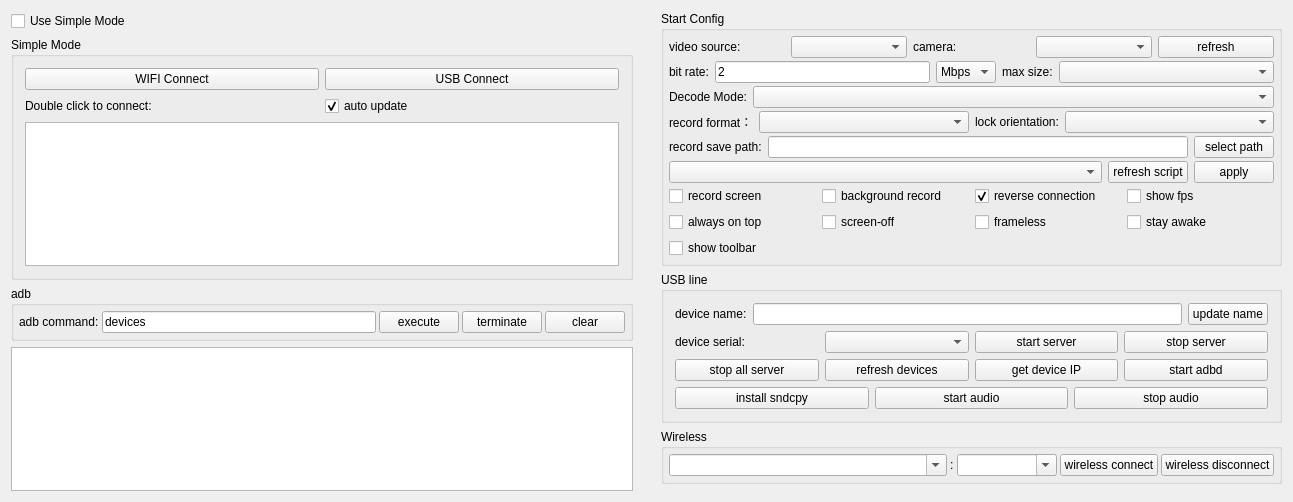
find-xposed-magisk/scrcpy, file QtScrcpy/ui/dialog.ui: the form before one commit.
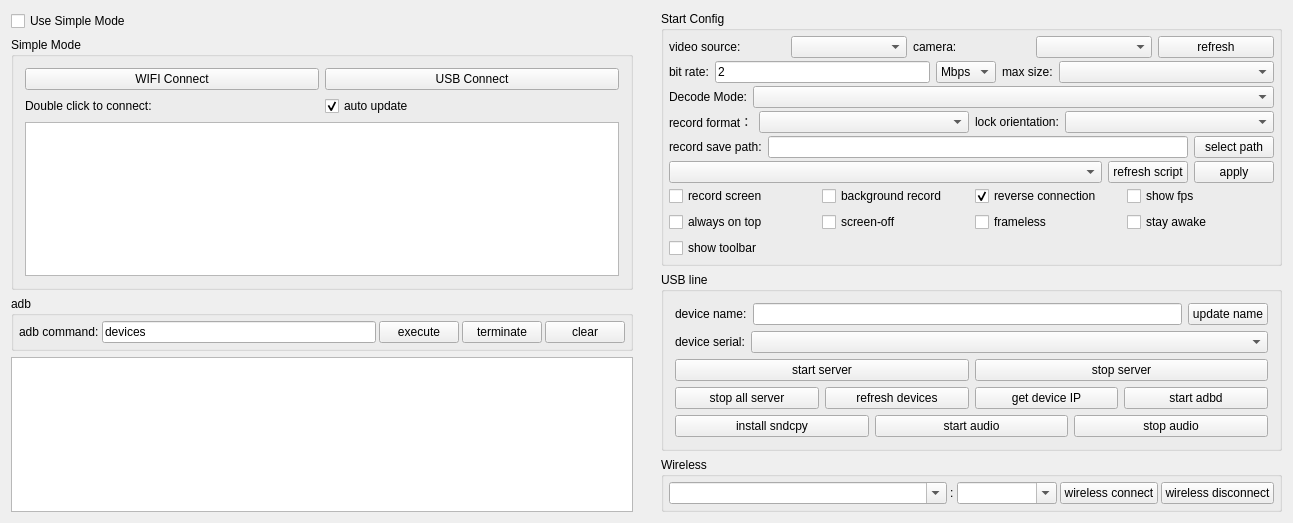
The form after the commit.

Commit message: feat: center window

Diff of the .ui file:
```diff
--- a/QtScrcpy/ui/dialog.ui
+++ b/QtScrcpy/ui/dialog.ui
@@ -910,7 +910,24 @@
              <verstretch>0</verstretch>
             </sizepolicy>
            </property>
-           <layout class="QHBoxLayout" name="horizontalLayout_3">
+          <layout class="QVBoxLayout" name="verticalLayout_usbDevice">
+            <property name="leftMargin">
+             <number>0</number>
+            </property>
+            <property name="topMargin">
+             <number>0</number>
+            </property>
+            <property name="rightMargin">
+             <number>0</number>
+            </property>
+            <property name="bottomMargin">
+             <number>0</number>
+            </property>
+            <item>
+             <layout class="QHBoxLayout" name="horizontalLayout_serial">
+              <property name="spacing">
+               <number>6</number>
+              </property>
             <property name="leftMargin">
              <number>0</number>
             </property>
@@ -926,7 +943,7 @@
             <item>
              <widget class="QLabel" name="label_2">
               <property name="sizePolicy">
-               <sizepolicy hsizetype="Preferred" vsizetype="Preferred">
+                 <sizepolicy hsizetype="Maximum" vsizetype="Preferred">
                 <horstretch>0</horstretch>
                 <verstretch>0</verstretch>
                </sizepolicy>
@@ -939,18 +956,43 @@
             <item>
              <widget class="QComboBox" name="serialBox">
               <property name="sizePolicy">
-               <sizepolicy hsizetype="Preferred" vsizetype="Preferred">
-                <horstretch>0</horstretch>
+                 <sizepolicy hsizetype="MinimumExpanding" vsizetype="Preferred">
+                  <horstretch>1</horstretch>
                 <verstretch>0</verstretch>
                </sizepolicy>
               </property>
-             </widget>
-            </item>
+                <property name="minimumSize">
+                 <size>
+                  <width>180</width>
+                  <height>0</height>
+                 </size>
+                </property>
+               </widget>
+              </item>
+             </layout>
+            </item>
+            <item>
+             <layout class="QHBoxLayout" name="horizontalLayout_server">
+              <property name="spacing">
+               <number>6</number>
+              </property>
+              <property name="leftMargin">
+               <number>0</number>
+              </property>
+              <property name="topMargin">
+               <number>0</number>
+              </property>
+              <property name="rightMargin">
+               <number>0</number>
+              </property>
+              <property name="bottomMargin">
+               <number>0</number>
+              </property>
             <item>
              <widget class="QPushButton" name="startServerBtn">
               <property name="sizePolicy">
-               <sizepolicy hsizetype="Preferred" vsizetype="Preferred">
-                <horstretch>0</horstretch>
+                 <sizepolicy hsizetype="MinimumExpanding" vsizetype="Preferred">
+                  <horstretch>1</horstretch>
                 <verstretch>0</verstretch>
                </sizepolicy>
               </property>
@@ -965,8 +1007,8 @@
             <item>
              <widget class="QPushButton" name="stopServerBtn">
               <property name="sizePolicy">
-               <sizepolicy hsizetype="Preferred" vsizetype="Preferred">
-                <horstretch>0</horstretch>
+                 <sizepolicy hsizetype="MinimumExpanding" vsizetype="Preferred">
+                  <horstretch>1</horstretch>
                 <verstretch>0</verstretch>
                </sizepolicy>
               </property>
@@ -977,6 +1019,8 @@
                <bool>false</bool>
               </property>
              </widget>
+              </item>
+             </layout>
             </item>
            </layout>
           </widget>
```
Lines whose indentation alone changed are shown as unchanged. The commit also changes 1 other file.
